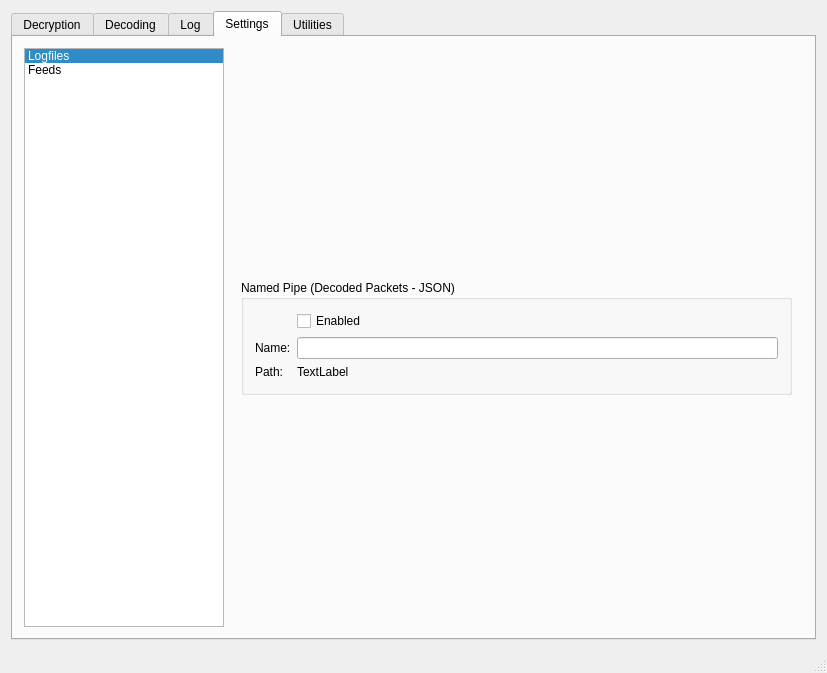
Qt form exileSniffer/exileSniffer.ui (ncatlin/exileSniffer) before a commit.
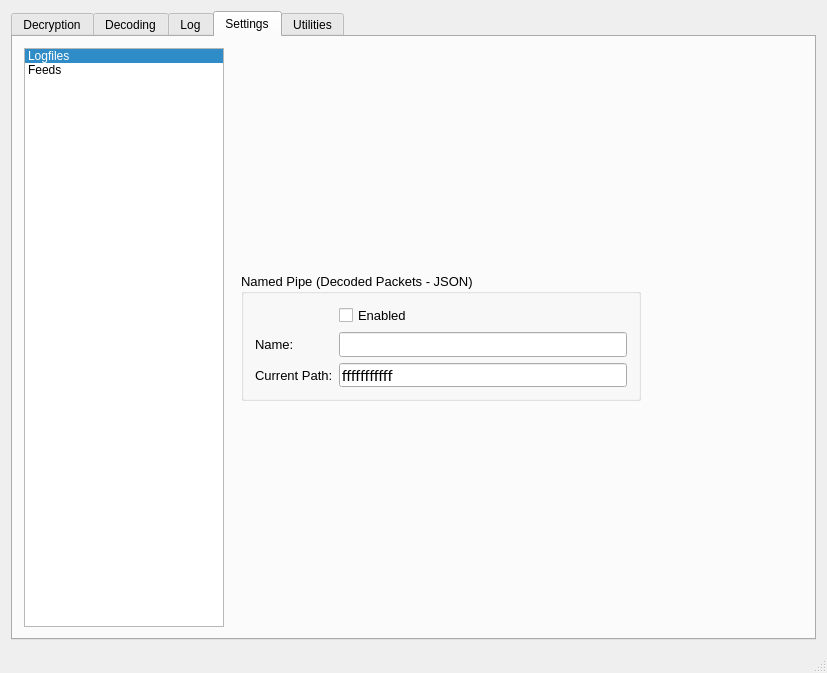
The same form after that commit. The open tabs and pages were chosen to show the change. Custom widgets are drawn as their Qt base class.

Commit message: ui implementing log dir operations, pipe path display

What changed in the file:
```diff
--- a/exileSniffer/exileSniffer.ui
+++ b/exileSniffer/exileSniffer.ui
@@ -825,16 +825,34 @@
              <widget class="QGroupBox" name="groupBox">
               <property name="maximumSize">
                <size>
-                <width>16777215</width>
-                <height>115</height>
+                <width>400</width>
+                <height>128</height>
                </size>
               </property>
+              <property name="font">
+               <font>
+                <pointsize>10</pointsize>
+               </font>
+              </property>
               <property name="title">
                <string>Named Pipe (Decoded Packets - JSON)</string>
               </property>
               <layout class="QFormLayout" name="formLayout_3">
                <item row="1" column="1">
-                <widget class="QLineEdit" name="namedPipeChosenName"/>
+                <widget class="QLineEdit" name="namedPipeChosenName">
+                 <property name="maximumSize">
+                  <size>
+                   <width>300</width>
+                   <height>16777215</height>
+                  </size>
+                 </property>
+                 <property name="font">
+                  <font>
+                   <family>Calibri Light</family>
+                   <pointsize>12</pointsize>
+                  </font>
+                 </property>
+                </widget>
                </item>
                <item row="1" column="0">
                 <widget class="QLabel" name="label_8">
@@ -846,14 +864,7 @@
                <item row="2" column="0">
                 <widget class="QLabel" name="label_9">
                  <property name="text">
-                  <string>Path:</string>
-                 </property>
-                </widget>
-               </item>
-               <item row="2" column="1">
-                <widget class="QLabel" name="namedPipePathResult">
-                 <property name="text">
-                  <string>TextLabel</string>
+                  <string>Current Path:</string>
                  </property>
                 </widget>
                </item>
@@ -864,6 +875,28 @@
                  </property>
                 </widget>
                </item>
+               <item row="2" column="1">
+                <widget class="QLineEdit" name="namedPipePathResult">
+                 <property name="maximumSize">
+                  <size>
+                   <width>300</width>
+                   <height>16777215</height>
+                  </size>
+                 </property>
+                 <property name="font">
+                  <font>
+                   <family>Calibri</family>
+                   <pointsize>12</pointsize>
+                  </font>
+                 </property>
+                 <property name="text">
+                  <string>fffffffffff</string>
+                 </property>
+                 <property name="readOnly">
+                  <bool>true</bool>
+                 </property>
+                </widget>
+               </item>
               </layout>
              </widget>
             </item>
```
Left out of the diff: 38 changed lines with no effect on the pictures. The commit also changes 4 other files.
